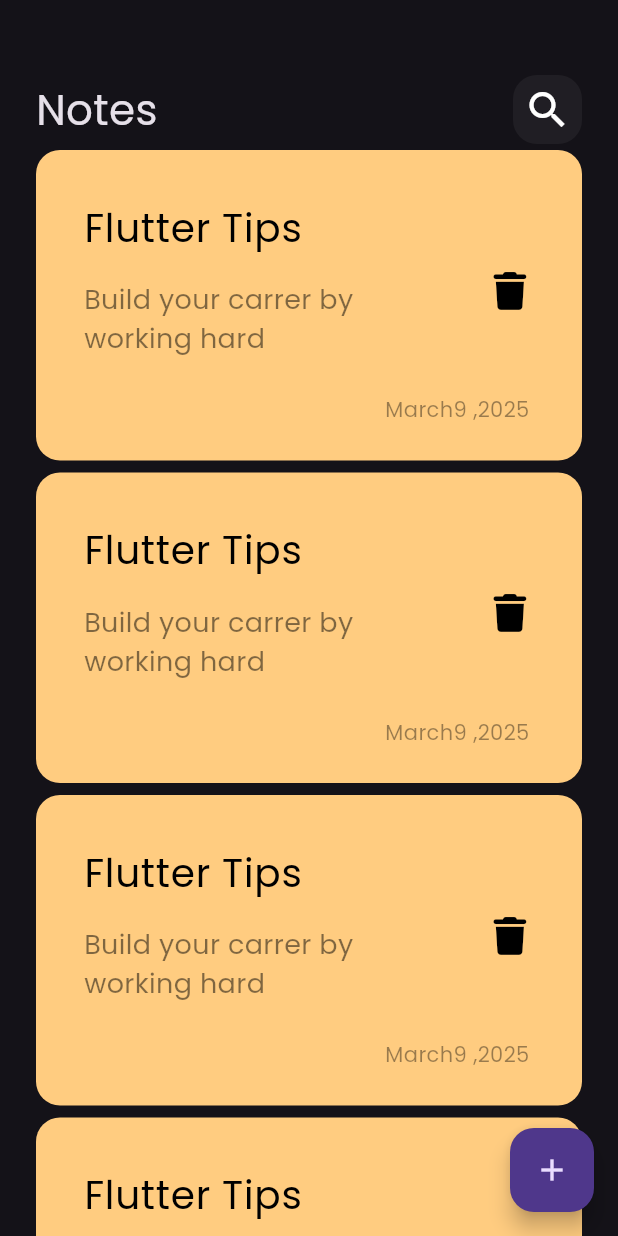
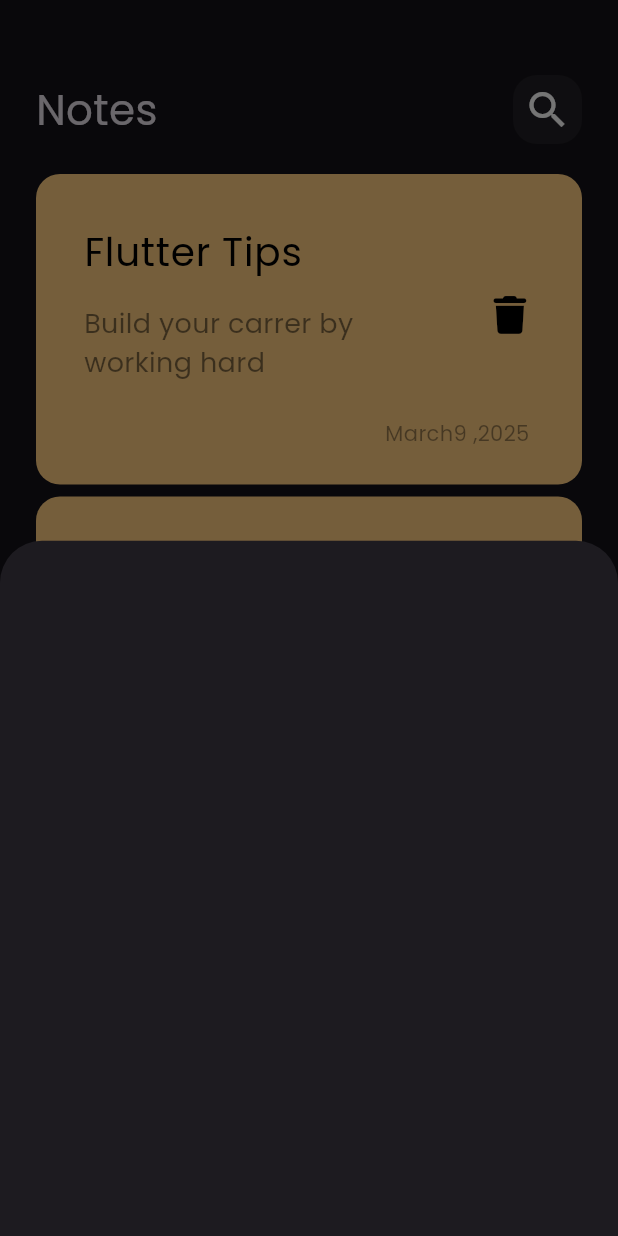
Before and after one commit to marinareda755/notes_app, a Flutter app: the screen it shows after launch, after a tap on the "add" icon, on a phone screen of 412 x 824 dp. Run offline on Flutter 3.47's test engine with Material 3 defaults, Android fonts, the phone set to English and light mode, and no system bars; our stand-ins replace font_awesome_flutter.

Commit message:
show model buttom sheet

```diff
--- a/lib/views/notes_view.dart
+++ b/lib/views/notes_view.dart
@@ -1,4 +1,5 @@
 import 'package:flutter/material.dart';
+import 'package:notes_app/widgets/add_note_buttom_sheet.dart';
 import 'package:notes_app/widgets/notes_view_body.dart';
 
 class NotesView extends StatelessWidget {
@@ -8,8 +9,14 @@ class NotesView extends StatelessWidget {
   Widget build(BuildContext context) {
     return Scaffold(
       floatingActionButton: FloatingActionButton(
-        onPressed: () {},
-        child:const Icon(Icons.add),
+        onPressed: () {
+          showModalBottomSheet(
+              context: context,
+              builder: (context) {
+                return AddNoteBottomSheet();
+              });
+        },
+        child: const Icon(Icons.add),
       ),
       body: const NotesViewBody(),
     );
--- /dev/null
+++ b/lib/widgets/add_note_buttom_sheet.dart
@@ -0,0 +1,10 @@
+import 'package:flutter/material.dart';
+
+class AddNoteBottomSheet extends StatelessWidget {
+  const AddNoteBottomSheet({super.key});
+
+  @override
+  Widget build(BuildContext context) {
+    return Container();
+  }
+}
--- a/lib/widgets/notes_list_view.dart
+++ b/lib/widgets/notes_list_view.dart
@@ -8,11 +8,16 @@ class NotesListView extends StatelessWidget {
   // //colors
   @override
   Widget build(BuildContext context) {
-    return ListView.builder(itemBuilder: (context, index) {
-      return const Padding(
-        padding: EdgeInsets.symmetric(vertical: 4),
-        child: NoteItem(),
-      );
-    });
+    return Padding(
+      padding: const EdgeInsets.symmetric(vertical: 16),
+      child: ListView.builder(
+        padding: EdgeInsets.zero,
+        itemBuilder: (context, index) {
+        return const Padding(
+          padding: EdgeInsets.symmetric(vertical: 4),
+          child: NoteItem(),
+        );
+      }),
+    );
   }
 }
--- a/lib/widgets/notes_view_body.dart
+++ b/lib/widgets/notes_view_body.dart
@@ -10,13 +10,16 @@ class NotesViewBody extends StatelessWidget {
   @override
   Widget build(BuildContext context) {
     return const Padding(
-      padding:  EdgeInsets.symmetric(horizontal: 24),
+      padding:  EdgeInsets.symmetric(horizontal: 24,),
       child: Column(
         children: [
           SizedBox(
             height: 50,
           ),
           CustomAppBar(),
+          //  SizedBox(
+          //   height: 30,
+          // ),
           Expanded(child: NotesListView()),
         ],
       ),
```
